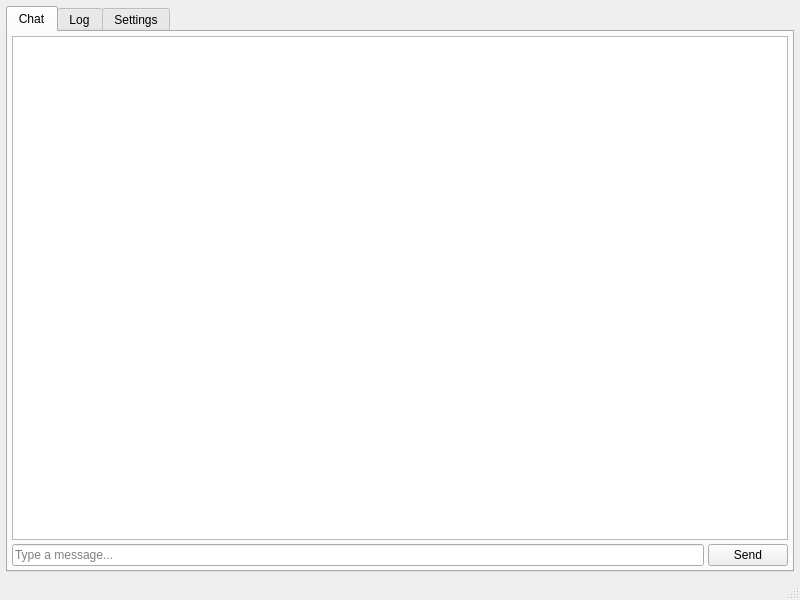
Above: src/ui/mainwindow.ui from theshy123king/LanMeeting before the change. Below: the same form after it.
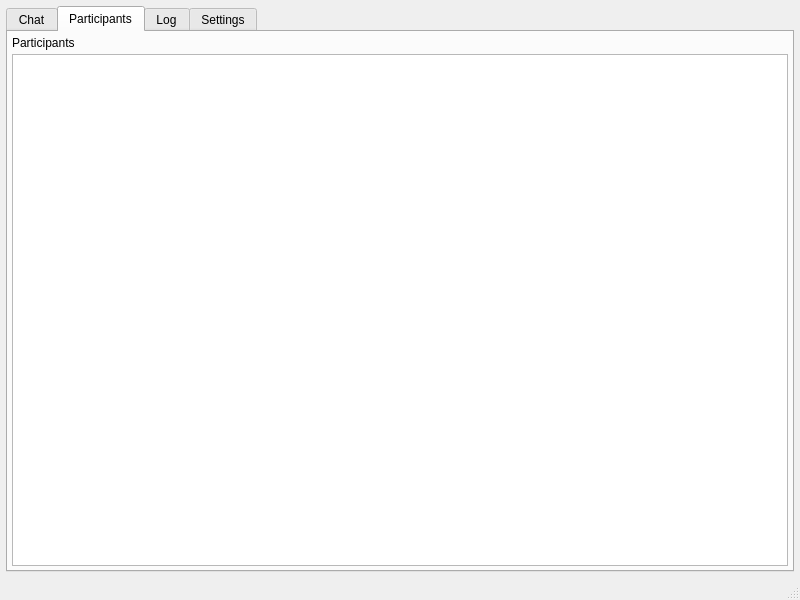
That is the form after the change. The open tabs and pages were chosen to show the change.

```diff
--- a/src/ui/mainwindow.ui
+++ b/src/ui/mainwindow.ui
@@ -128,6 +128,29 @@
            </item>
           </layout>
          </widget>
+         <widget class="QWidget" name="participantsTab">
+          <attribute name="title">
+           <string>Participants</string>
+          </attribute>
+          <layout class="QVBoxLayout" name="participantsLayout">
+           <property name="spacing">
+            <number>4</number>
+           </property>
+           <property name="margin">
+            <number>4</number>
+           </property>
+           <item>
+            <widget class="QLabel" name="labelParticipants">
+             <property name="text">
+              <string>Participants</string>
+             </property>
+            </widget>
+           </item>
+           <item>
+            <widget class="QListWidget" name="participantList"/>
+           </item>
+          </layout>
+         </widget>
          <widget class="QWidget" name="logTab">
           <attribute name="title">
            <string>Log</string>
```
